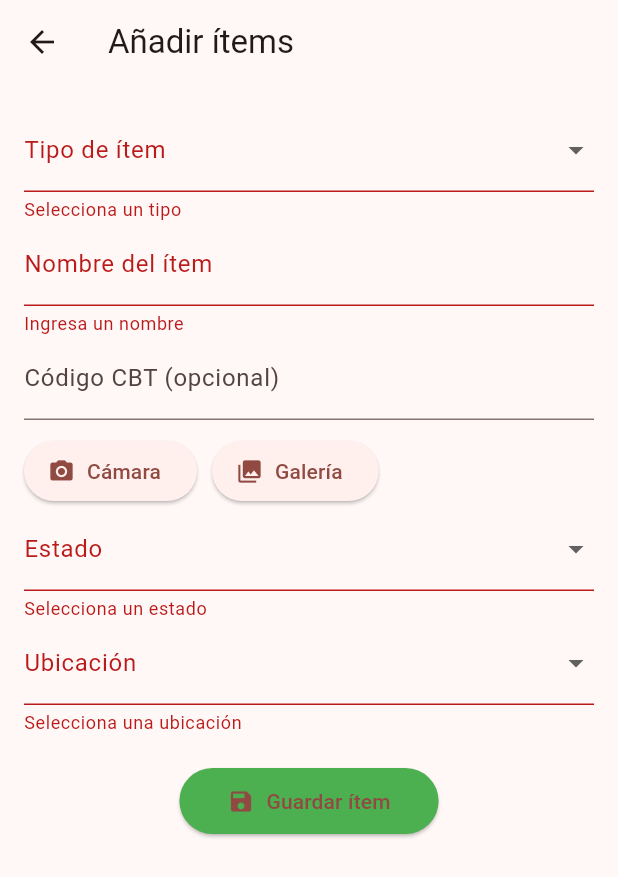
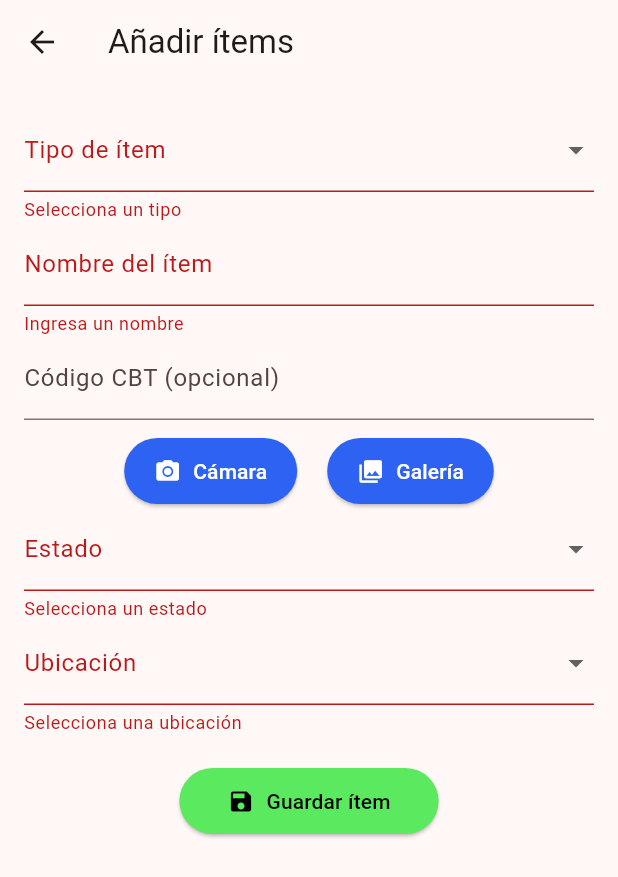
Before and after one commit to Krnto2/OctavApp, a Flutter app: the AddPage screen opened directly, after a tap on "Guardar ítem", on a phone screen of 412 x 824 dp. Shown: the top 877 px of the screen. Run offline on Flutter 3.47's test engine with Material 3 defaults, Android fonts, the light colour scheme and no system bars; our stand-ins replace cloud_firestore, firebase_auth, firebase_core, image_picker, shared_preferences; accounts and stored records are empty.

Commit message:
weas varias

```diff
--- a/lib/pages/add.dart
+++ b/lib/pages/add.dart
@@ -1,6 +1,7 @@
 import 'dart:io';
 import 'dart:convert';
 import 'package:cloud_firestore/cloud_firestore.dart';
+import 'package:firebase_auth/firebase_auth.dart';
 import 'package:flutter/material.dart';
 import 'package:image_picker/image_picker.dart';
 
@@ -29,9 +30,31 @@ class _AddPageState extends State<AddPage> {
     "MATERIAL DE ESTABILIZACIÓN", "CUERDAS/ARNÉS", "ESCALAS", "BOTIQUÍN",
     "MATERIAL DE TRAUMA", "EXTINTOR", "OTRO"
   ];
-  final estados = ["operativo", "fuera de servicio"];
-  final ubicaciones = ["bodega", "b8", "h8", "f8"];
-  final zonas = ["cajonera 1", "cajonera 2", "cajonera 3", "bomba", "cabina"];
+  final estados = ["Operativo", "Fuera de servicio"];
+  final ubicaciones = ["Bodega", "B-8", "H-8", "F-8"];
+
+  final zonasB8 = [
+    "Cajonera 1", "Cajonera 2", "Cajonera 3", "Cajonera 4", "Cajonera 5",
+    "Cajonera 6", "Cajonera 7", "Bomba", "Cabina", "Techo", "Frente"
+  ];
+  final zonasH8 = [
+    "Cajonera 1", "Cajonera 2", "Cajonera 3", "Cajonera 4", "Cajonera 5",
+    "Cajonera 6", "Cajonera 7", "Techo", "Cabina"
+  ];
+  final zonasF8 = ["Cajonera 1", "Cajonera 2", "Techo", "Cabina", "Atras"];
+
+  List<String> getZonasPorUbicacion(String? ubicacion) {
+    switch (ubicacion) {
+      case "B-8":
+        return zonasB8;
+      case "H-8":
+        return zonasH8;
+      case "F-8":
+        return zonasF8;
+      default:
+        return [];
+    }
+  }
 
   Future<void> _pickImage(bool fromCamera) async {
     final picked = await ImagePicker().pickImage(
@@ -51,30 +74,76 @@ class _AddPageState extends State<AddPage> {
   Future<void> _subirItem() async {
   if (!_formKey.currentState!.validate()) return;
 
+  final codigoCBT = _codigoController.text.trim().toUpperCase();
+  final nombre = _nombreController.text.trim().toUpperCase();
+  final tipo = tipoSeleccionado?.toUpperCase();
+  final estado = estadoSeleccionado?.toUpperCase();
+  final ubicacion = ubicacionSeleccionada?.toUpperCase();
+  final zona = (ubicacionSeleccionada != 'Bodega')
+      ? zonaEspecifica?.toUpperCase()
+      : null;
+  final userEmail = FirebaseAuth.instance.currentUser?.email ?? "desconocido@cbt.cl";
+
+  try {
+    // Verificar si ya existe un ítem con el mismo código CBT (si se ingresó)
+    if (codigoCBT.isNotEmpty) {
+      final duplicado = await FirebaseFirestore.instance
+          .collection('items')
+          .where('codigo_cbt', isEqualTo: codigoCBT)
+          .limit(1)
+          .get();
+
+      if (duplicado.docs.isNotEmpty) {
+        if (mounted) {
+          ScaffoldMessenger.of(context).showSnackBar(
+            const SnackBar(content: Text('Ya existe un ítem con ese código CBT')),
+          );
+        }
+        return; // No continuar con el guardado
+      }
+    }
+
     String? imagenBase64;
     if (_imagen != null) {
       imagenBase64 = await _convertImageToBase64(_imagen!);
     }
 
     await FirebaseFirestore.instance.collection('items').add({
-      'nombre': _nombreController.text,
-      'tipo': tipoSeleccionado,
-      'codigo_cbt': _codigoController.text.isEmpty ? null : _codigoController.text,
-      'estado': estadoSeleccionado,
-      'ubicacion': ubicacionSeleccionada,
-      'zona': ubicacionSeleccionada != 'bodega' ? zonaEspecifica : null,
+      'nombre': nombre,
+      'tipo': tipo,
+      'codigo_cbt': codigoCBT.isEmpty ? null : codigoCBT,
+      'estado': estado,
+      'ubicacion': ubicacion,
+      'zona': zona,
       'imagen_base64': imagenBase64,
+      'registrado_por': userEmail,
       'creado': FieldValue.serverTimestamp(),
     });
 
-    if (mounted) Navigator.pop(context);
+    if (mounted) {
+      ScaffoldMessenger.of(context).showSnackBar(
+        const SnackBar(content: Text('Ítem guardado correctamente')),
+      );
+      Navigator.pop(context);
     }
+  } catch (e) {
+    if (mounted) {
+      ScaffoldMessenger.of(context).showSnackBar(
+        SnackBar(content: Text('Error al guardar el ítem: $e')),
+      );
+    }
+  }
+}
+
 
   @override
   Widget build(BuildContext context) {
+    final zonasDinamicas = getZonasPorUbicacion(ubicacionSeleccionada);
+
     return Scaffold(
       appBar: AppBar(title: const Text('Añadir ítems')),
-      body: SingleChildScrollView(
+      body: SafeArea(
+        child: SingleChildScrollView(
           padding: const EdgeInsets.all(16),
           child: Form(
             key: _formKey,
@@ -83,35 +152,51 @@ class _AddPageState extends State<AddPage> {
               children: [
                 DropdownButtonFormField<String>(
                   decoration: const InputDecoration(labelText: 'Tipo de ítem'),
-                items: tipos.map((t) => DropdownMenuItem(value: t, child: Text(t))).toList(),
+                  items: tipos
+                      .map((t) => DropdownMenuItem(value: t, child: Text(t)))
+                      .toList(),
                   onChanged: (val) => setState(() => tipoSeleccionado = val),
-                validator: (val) => val == null ? 'Selecciona un tipo' : null,
+                  validator: (val) =>
+                      val == null ? 'Selecciona un tipo' : null,
                 ),
                 TextFormField(
                   controller: _nombreController,
-                decoration: const InputDecoration(labelText: 'Nombre del ítem'),
-                validator: (val) => val!.isEmpty ? 'Ingresa un nombre' : null,
+                  decoration:
+                      const InputDecoration(labelText: 'Nombre del ítem'),
+                  validator: (val) =>
+                      val!.isEmpty ? 'Ingresa un nombre' : null,
                 ),
                 TextFormField(
                   controller: _codigoController,
-                decoration: const InputDecoration(labelText: 'Código CBT (opcional)'),
+                  decoration:
+                      const InputDecoration(labelText: 'Código CBT (opcional)'),
                 ),
                 const SizedBox(height: 10),
                       Row(
+                          mainAxisAlignment: MainAxisAlignment.center,
                           children: [
                             ElevatedButton.icon(
-                    icon: const Icon(Icons.camera_alt),
-                    label: const Text("Cámara"),
+                              icon: const Icon(Icons.camera_alt, color: Colors.white),
+                              label: const Text("Cámara", style: TextStyle(color: Colors.white)),
                               onPressed: () => _pickImage(true),
+                              style: ElevatedButton.styleFrom(
+                                backgroundColor: const Color.fromRGBO(45, 98, 243, 1), // color de fondo del botón
+                                padding: const EdgeInsets.symmetric(horizontal: 20, vertical: 12),
                               ),
-                  const SizedBox(width: 10),
+                            ),
+                            const SizedBox(width: 20),
                             ElevatedButton.icon(
-                    icon: const Icon(Icons.photo_library),
-                    label: const Text("Galería"),
+                              icon: const Icon(Icons.photo_library, color: Colors.white),
+                              label: const Text("Galería", style: TextStyle(color: Colors.white)),
                               onPressed: () => _pickImage(false),
+                              style: ElevatedButton.styleFrom(
+                                backgroundColor: const Color.fromRGBO(45, 98, 243, 1), // color de fondo del botón
+                                padding: const EdgeInsets.symmetric(horizontal: 20, vertical: 12),
+                              ),
                             ),
                           ],
                         ),
+
                 if (_imagen != null)
                   Padding(
                     padding: const EdgeInsets.only(top: 10),
@@ -119,39 +204,55 @@ class _AddPageState extends State<AddPage> {
                   ),
                 DropdownButtonFormField<String>(
                   decoration: const InputDecoration(labelText: 'Estado'),
-                items: estados.map((e) => DropdownMenuItem(value: e, child: Text(e))).toList(),
-                onChanged: (val) => setState(() => estadoSeleccionado = val),
-                validator: (val) => val == null ? 'Selecciona un estado' : null,
+                  items: estados
+                      .map((e) => DropdownMenuItem(value: e, child: Text(e)))
+                      .toList(),
+                  onChanged: (val) =>
+                      setState(() => estadoSeleccionado = val),
+                  validator: (val) =>
+                      val == null ? 'Selecciona un estado' : null,
                 ),
                 DropdownButtonFormField<String>(
                   decoration: const InputDecoration(labelText: 'Ubicación'),
-                items: ubicaciones.map((u) => DropdownMenuItem(value: u, child: Text(u))).toList(),
+                  items: ubicaciones
+                      .map((u) => DropdownMenuItem(value: u, child: Text(u)))
+                      .toList(),
                   onChanged: (val) => setState(() {
                     ubicacionSeleccionada = val;
                     zonaEspecifica = null;
                   }),
-                validator: (val) => val == null ? 'Selecciona una ubicación' : null,
+                  validator: (val) =>
+                      val == null ? 'Selecciona una ubicación' : null,
                 ),
-              if (ubicacionSeleccionada != null && ubicacionSeleccionada != 'bodega')
+                if (ubicacionSeleccionada != null &&
+                    ubicacionSeleccionada != 'Bodega')
                   DropdownButtonFormField<String>(
-                  decoration: const InputDecoration(labelText: 'Zona específica'),
-                  items: zonas.map((z) => DropdownMenuItem(value: z, child: Text(z))).toList(),
+                    decoration:
+                        const InputDecoration(labelText: 'Zona específica'),
+                    items: zonasDinamicas
+                        .map((z) =>
+                            DropdownMenuItem(value: z, child: Text(z)))
+                        .toList(),
                     onChanged: (val) => setState(() => zonaEspecifica = val),
-                  validator: (val) => val == null ? 'Selecciona una zona' : null,
+                    validator: (val) =>
+                        val == null ? 'Selecciona una zona' : null,
                   ),
                 const SizedBox(height: 20),
                 Center(
                         child: ElevatedButton.icon(
                           onPressed: _subirItem,
-                  icon: const Icon(Icons.save),
-                  label: const Text('Guardar ítem'),
+                          icon: const Icon(Icons.save, color: Colors.black), // ícono en negro
+                          label: const Text('Guardar ítem', style: TextStyle(color: Colors.black)), // texto en negro
                           style: ElevatedButton.styleFrom(
-                    backgroundColor: Colors.green,
+                            backgroundColor: const Color.fromARGB(255, 91, 233, 96),
+                            foregroundColor: Colors.black, // asegura que texto/ícono usen negro por defecto
                             padding: const EdgeInsets.symmetric(horizontal: 32, vertical: 12),
                           ),
                         ),
                       ),
+
               ],
+            ),
           ),
         ),
       ),
```
Also changed, not shown: lib/pages/b8.dart (+15 -23 lines), lib/pages/ver.dart (+60 -12 lines). Lines whose indentation alone changed are shown as unchanged.
